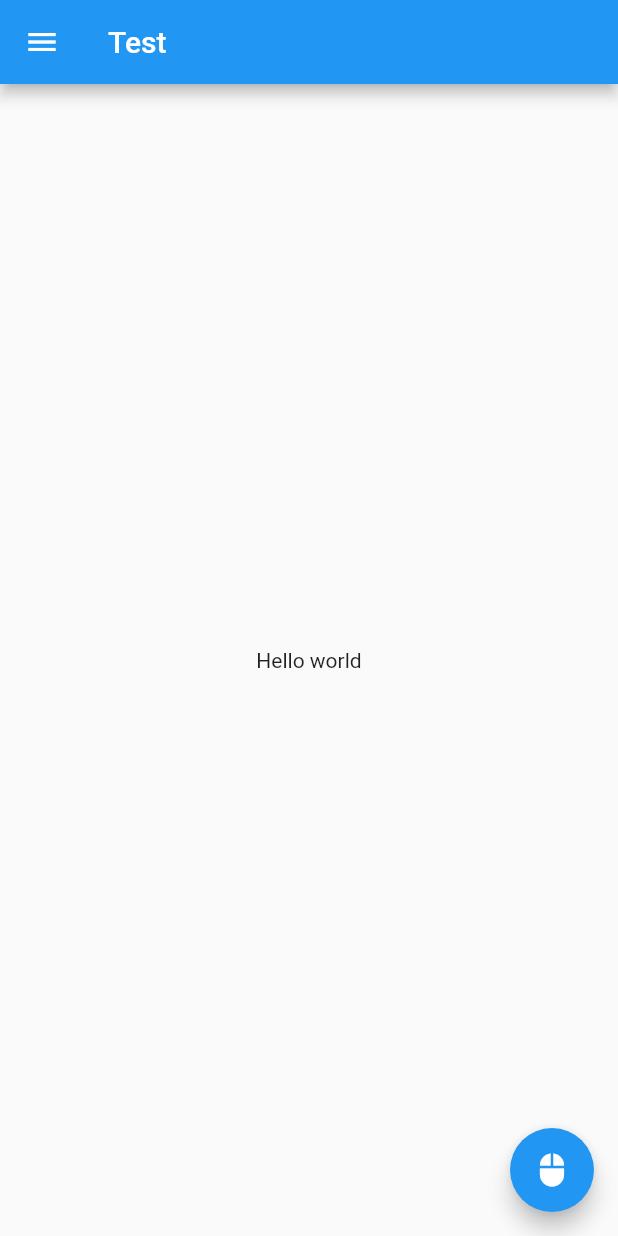
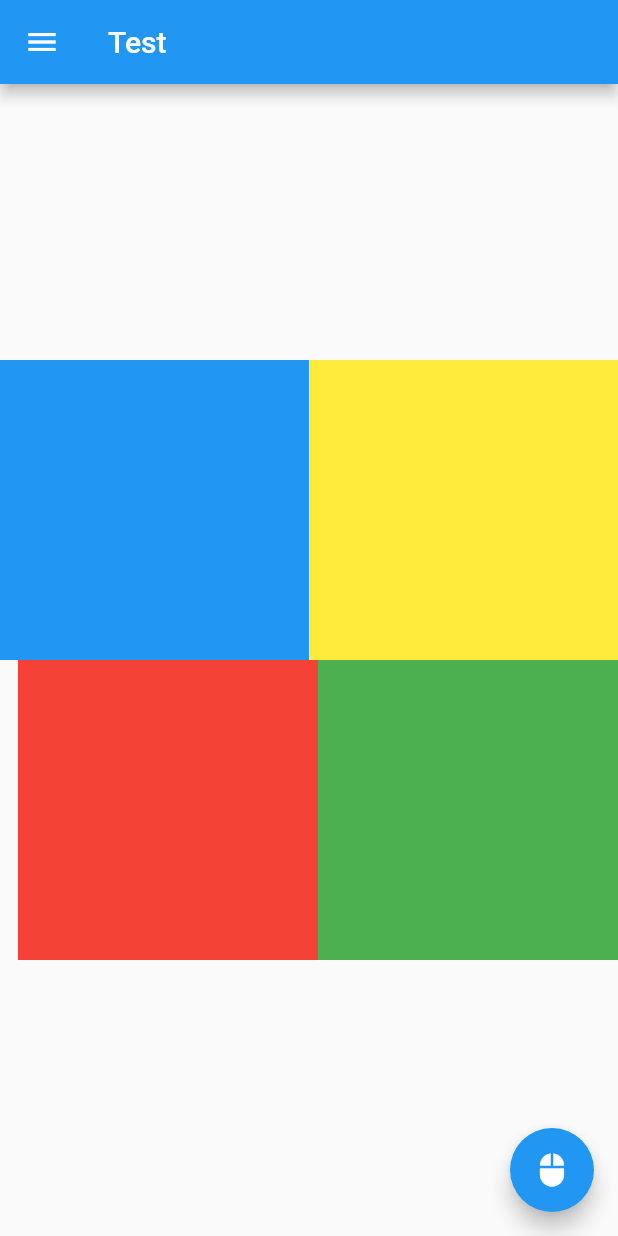
Before and after one commit to Hugekyung/flutter-course, a Flutter app: the screen it shows after launch, on a phone screen of 412 x 824 dp. Run offline on Flutter 3.47's test engine with Material 2 defaults, Android fonts, the phone set to English and light mode, and no system bars.

Commit message:
feat: [2강]Column, Row 테이블 구성

```diff
--- a/lib/main.dart
+++ b/lib/main.dart
@@ -48,8 +48,44 @@ class _MyHomePageState extends State<MyHomePage> {
           ],
         ),
       ),
-      body: const Center(
-        child: Text('Hello world'),
+      body: Container(
+        alignment: Alignment.topLeft,
+        child: Column(
+          mainAxisAlignment: MainAxisAlignment.center,
+          children: [
+            Row(
+              mainAxisAlignment: MainAxisAlignment.center,
+              children: [
+                Container(
+                  width: MediaQuery.of(context).size.width / 2,
+                  height: 200,
+                  color: Colors.blue,
+                ),
+                Container(
+                  // * 화면 사이즈를 구해서 해당 사이즈 만큼 너비 지정
+                  width: MediaQuery.of(context).size.width / 2,
+                  height: 200,
+                  color: Colors.yellow,
+                )
+              ],
+            ),
+            Row(
+              mainAxisAlignment: MainAxisAlignment.end,
+              children: [
+                Container(
+                  width: 200,
+                  height: 200,
+                  color: Colors.red,
+                ),
+                Container(
+                  width: 200,
+                  height: 200,
+                  color: Colors.green,
+                )
+              ],
+            ),
+          ],
+        ),
       ),
       floatingActionButton: FloatingActionButton(
         onPressed: () => print('clicked'),
```
